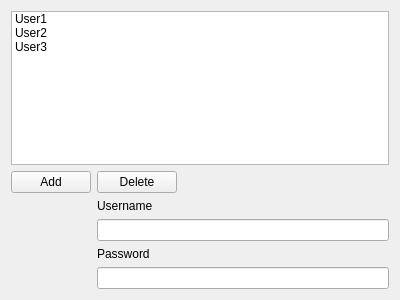
Above: formusers.ui from doctarhyf/krypto before the change. Below: the same form after it.
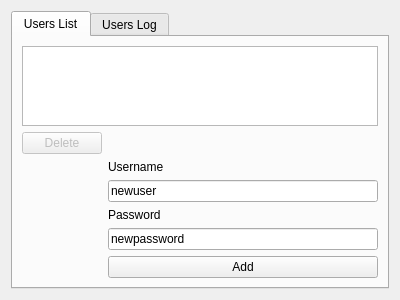
That is the form after the change. Icons and pictures are not drawn.

Commit message: added users management

Diff of the .ui file:
```diff
--- a/formusers.ui
+++ b/formusers.ui
@@ -13,37 +13,27 @@
   <property name="windowTitle">
    <string>Users List</string>
   </property>
+  <layout class="QVBoxLayout" name="verticalLayout_3">
+   <item>
+    <widget class="QTabWidget" name="tabWidget">
+     <property name="currentIndex">
+      <number>0</number>
+     </property>
+     <widget class="QWidget" name="tab">
+      <attribute name="title">
+       <string>Users List</string>
+      </attribute>
   <layout class="QVBoxLayout" name="verticalLayout_2">
    <item>
-    <widget class="QListWidget" name="listWidget">
-     <item>
-      <property name="text">
-       <string>User1</string>
-      </property>
-     </item>
-     <item>
-      <property name="text">
-       <string>User2</string>
-      </property>
-     </item>
-     <item>
-      <property name="text">
-       <string>User3</string>
-      </property>
-     </item>
-    </widget>
+        <widget class="QListWidget" name="listWidgetUsers"/>
    </item>
    <item>
     <layout class="QHBoxLayout" name="horizontalLayout_2">
      <item>
-      <widget class="QPushButton" name="pushButton">
-       <property name="text">
-        <string>Add</string>
-       </property>
-      </widget>
-     </item>
-     <item>
-      <widget class="QPushButton" name="pushButton_2">
+          <widget class="QPushButton" name="pushButtonDelUser">
+           <property name="enabled">
+            <bool>false</bool>
+           </property>
        <property name="text">
         <string>Delete</string>
        </property>
@@ -101,7 +91,11 @@
         </widget>
        </item>
        <item>
-        <widget class="QLineEdit" name="lineEdit"/>
+            <widget class="QLineEdit" name="lineEditNewUsername">
+             <property name="text">
+              <string>newuser</string>
+             </property>
+            </widget>
        </item>
        <item>
         <widget class="QLabel" name="label_3">
@@ -111,11 +105,31 @@
         </widget>
        </item>
        <item>
-        <widget class="QLineEdit" name="lineEdit_2"/>
-       </item>
+            <widget class="QLineEdit" name="lineEditNewPassword">
+             <property name="text">
+              <string>newpassword</string>
+             </property>
+            </widget>
+           </item>
+           <item>
+            <widget class="QPushButton" name="pushButtonAddUser">
+             <property name="text">
+              <string>Add</string>
+             </property>
+            </widget>
+           </item>
       </layout>
      </item>
     </layout>
+       </item>
+      </layout>
+     </widget>
+     <widget class="QWidget" name="tab_2">
+      <attribute name="title">
+       <string>Users Log</string>
+      </attribute>
+     </widget>
+    </widget>
    </item>
   </layout>
  </widget>
```
Lines whose indentation alone changed are shown as unchanged. The commit also changes 13 other files.
